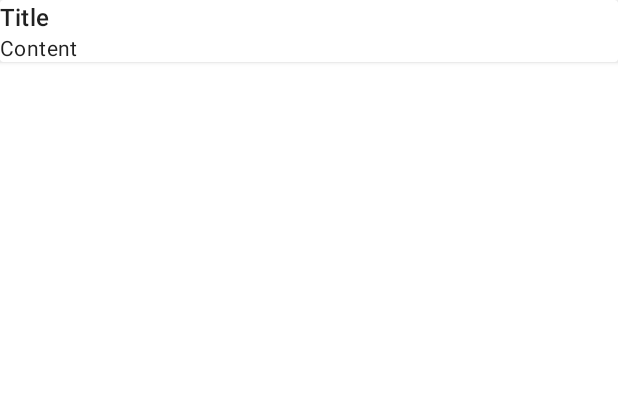
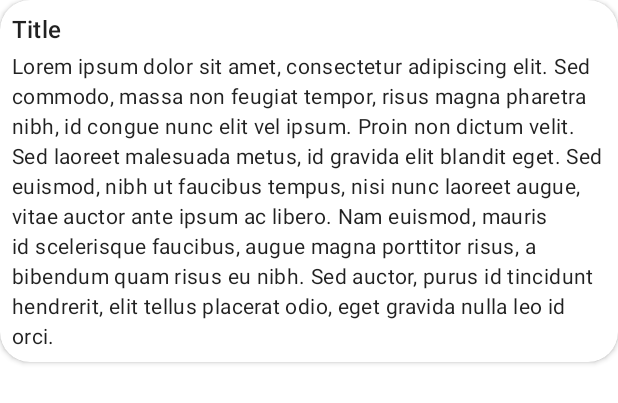
Before and after one commit to luu-9798/Notes, an Android app: the layout view_holder_note_list.xml on its own in the app's theme, with its tools: preview values and no code run, on a phone screen of 412 x 824 dp. Shown: the top 403 px of the screen. Run offline under Robolectric (Android 15) with nearby library versions, the phone set to English and light mode, and no system bars.

Commit message:
Implement the NoteAdapter and the ViewHolder

```diff
--- a/app/src/main/res/layout/view_holder_note_list.xml
+++ b/app/src/main/res/layout/view_holder_note_list.xml
@@ -3,17 +3,20 @@
     xmlns:android="http://schemas.android.com/apk/res/android"
     xmlns:app="http://schemas.android.com/apk/res-auto"
     android:layout_width="match_parent"
-    android:layout_height="wrap_content">
+    android:layout_height="wrap_content"
+    app:cardCornerRadius="20dp">
 
     <androidx.constraintlayout.widget.ConstraintLayout
         android:layout_width="match_parent"
-        android:layout_height="match_parent">
+        android:layout_height="match_parent"
+        android:padding="8dp">
 
         <TextView
             android:id="@+id/tv_note_title"
             android:layout_width="match_parent"
             android:layout_height="wrap_content"
             android:text="Title"
+            android:layout_marginBottom="4dp"
             style="@style/TextAppearance.Material3.TitleMedium"
             app:layout_constraintTop_toTopOf="parent"
             app:layout_constraintStart_toStartOf="parent"
@@ -24,7 +27,7 @@
             android:id="@+id/tv_note_content"
             android:layout_width="match_parent"
             android:layout_height="wrap_content"
-            android:text="Content"
+            android:text="@string/place_holder_content"
             style="@style/TextAppearance.Material3.BodyMedium"
             app:layout_constraintTop_toBottomOf="@id/tv_note_title"
             app:layout_constraintStart_toStartOf="parent"
--- a/app/src/main/res/values/strings.xml
+++ b/app/src/main/res/values/strings.xml
@@ -1,3 +1,4 @@
 <resources>
     <string name="app_name">Notes</string>
+    <string name="place_holder_content">Lorem ipsum dolor sit amet, consectetur adipiscing elit. Sed commodo, massa non feugiat tempor, risus magna pharetra nibh, id congue nunc elit vel ipsum. Proin non dictum velit. Sed laoreet malesuada metus, id gravida elit blandit eget. Sed euismod, nibh ut faucibus tempus, nisi nunc laoreet augue, vitae auctor ante ipsum ac libero. Nam euismod, mauris id scelerisque faucibus, augue magna porttitor risus, a bibendum quam risus eu nibh. Sed auctor, purus id tincidunt hendrerit, elit tellus placerat odio, eget gravida nulla leo id orci.</string>
 </resources>
```
Also changed, not shown: app/src/main/java/com/alpharettasolutions/notes/view/adapter/NoteAdapter.kt (+20 -3 lines).
